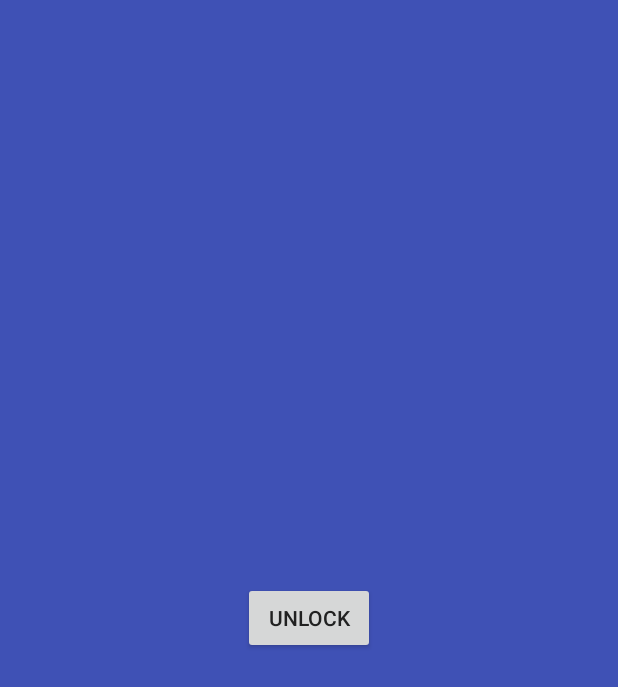
After one commit to sockeqwe/SecureBitcoinWallet, an Android app: the fragment LockFragment shown on its own in the app's theme, on a phone screen of 412 x 824 dp. The commit adds this screen. Shown: the top 687 px of the screen. Run offline under Robolectric (Android 15) with nearby library versions, the phone set to English and light mode, and no system bars; our stand-ins replace ButterKnife; libraries missing offline, so code that uses them is left out: com.hannesdorfmann.mosby, de.greenrobot.event.

Commit message:
Initial Lock and Unlock thing

```diff
--- a/app/src/main/AndroidManifest.xml
+++ b/app/src/main/AndroidManifest.xml
@@ -3,10 +3,12 @@
     package="de.tum.in.securebitcoinwallet" >
 
     <application
+        android:name=".SecureWalletApplication"
         android:allowBackup="true"
         android:icon="@mipmap/ic_launcher"
         android:label="@string/app_name"
-        android:theme="@style/AppTheme" >
+        android:theme="@style/AppTheme"
+        >
         <activity
             android:name=".AccountListActivity"
             android:label="@string/app_name" >
--- a/app/src/main/java/de/tum/in/securebitcoinwallet/AccountListActivity.java
+++ b/app/src/main/java/de/tum/in/securebitcoinwallet/AccountListActivity.java
@@ -1,6 +1,7 @@
 package de.tum.in.securebitcoinwallet;
 
 import android.os.Bundle;
+import android.support.v4.app.Fragment;
 
 public class AccountListActivity extends BaseActivity {
 
@@ -9,4 +10,7 @@ public class AccountListActivity extends BaseActivity {
     setContentView(R.layout.activity_account_list);
   }
 
+  @Override protected Fragment getContentFragment() {
+    return new PlaceHolderFragment();
+  }
 }
--- /dev/null
+++ b/app/src/main/java/de/tum/in/securebitcoinwallet/lock/LockFragment.java
@@ -0,0 +1,33 @@
+package de.tum.in.securebitcoinwallet.lock;
+
+import android.os.Bundle;
+import android.view.LayoutInflater;
+import android.view.View;
+import android.view.ViewGroup;
+import butterknife.ButterKnife;
+import butterknife.OnClick;
+import com.hannesdorfmann.mosby.dagger1.Dagger1MosbyFragment;
+import de.greenrobot.event.EventBus;
+import de.tum.in.securebitcoinwallet.R;
+import javax.inject.Inject;
+
+/**
+ * @author Hannes Dorfmann
+ */
+public class LockFragment extends Dagger1MosbyFragment {
+
+  @Inject EventBus eventBus;
+
+  @Override public View onCreateView(LayoutInflater inflater, ViewGroup container,
+      Bundle savedInstanceState) {
+    View v =  inflater.inflate(R.layout.fragment_lock, container, false);
+    ButterKnife.inject(this, v);
+    return v;
+  }
+
+
+  @OnClick(R.id.unlockButton)
+  public void onUnlockClicked(){
+    eventBus.post(new UnlockEvent());
+  }
+}
--- /dev/null
+++ b/app/src/main/res/layout/fragment_lock.xml
@@ -0,0 +1,14 @@
+<?xml version="1.0" encoding="utf-8"?>
+<RelativeLayout xmlns:android="http://schemas.android.com/apk/res/android"
+    android:layout_width="match_parent"
+    android:layout_height="match_parent"
+    android:background="@color/primary">
+
+  <Button
+      android:id="@+id/unlockButton"
+      android:layout_width="wrap_content" android:layout_height="wrap_content"
+      android:text="Unlock"
+      android:layout_centerInParent="true"
+      />
+
+</RelativeLayout>
```
Also changed, not shown: app/build.gradle (+8 -0 lines), app/src/main/java/de/tum/in/securebitcoinwallet/BaseActivity.java (+76 -2 lines), app/src/main/java/de/tum/in/securebitcoinwallet/ListAdapter.java (added, +45 -0 lines), app/src/main/java/de/tum/in/securebitcoinwallet/PlaceHolderFragment.java (added, +19 -0 lines), app/src/main/java/de/tum/in/securebitcoinwallet/RecyclerViewFragment.java (+30 -4 lines), app/src/main/java/de/tum/in/securebitcoinwallet/dagger/ApplicationModule.java (+9 -1 lines), app/src/main/java/de/tum/in/securebitcoinwallet/lock/LockEvent.java (added, +8 -0 lines), app/src/main/java/de/tum/in/securebitcoinwallet/lock/UnlockEvent.java (added, +8 -0 lines), app/src/main/res/layout/activity_account_list.xml (+5 -12 lines), app/src/main/res/layout/fragment_placeholder.xml (added, +12 -0 lines).
